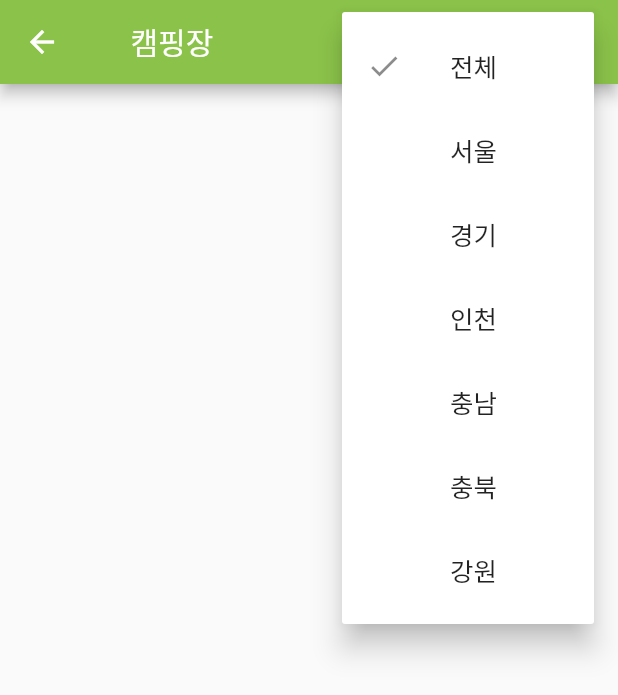
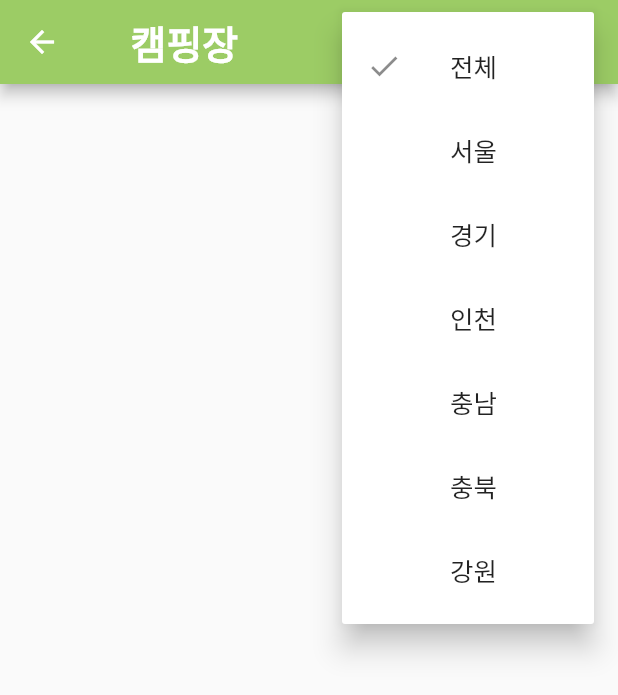
Before and after one commit to haze5959/CampingCrawler_WebServer, a Flutter app: the CampListPage screen opened directly, after a tap on the "accessibility" icon, on a phone screen of 412 x 824 dp. Shown: the top 695 px of the screen. Run offline on Flutter 3.47's test engine with Material 2 defaults, Android fonts, the phone set to English and light mode, and no system bars; our stand-ins replace get, shared_preferences, table_calendar, url_launcher_web; missing offline and left inert: shared_preferences_web; accounts and stored records are empty; network calls fail.

Commit message:
ㄴㄹㄴㄹㄴㄹㄴㄹ

```diff
--- a/flutter/good_place_camp/lib/Constants.dart
+++ b/flutter/good_place_camp/lib/Constants.dart
@@ -1,5 +1,6 @@
 // Model
 import 'package:good_place_camp/Model/CampArea.dart';
+import 'package:good_place_camp/Model/CampInfo.dart';
 
 const double MAX_WIDTH = 1000;
 const double CALENDER_WIDTH = 320;
@@ -9,23 +10,4 @@ const double MAIN_PADDING = 50;
 bool IS_PHONE_SIZE = false;
 List<CampArea> SELECTED_AREA = [];
 
-const CAMP_INFO = {
-  "camp_munsoo": {
-    "name": "문수골 힐링캠핑장 D-2 존",
-    "desc":
-        "바로 앞에 큰 저수지가 보이는 아름다운 뷰",
-    "addr": "경기 김포시 월곶면 문수산로 104-107",
-    "area": CampArea.gyeonggi,
-    "homepage_url": "https://munsugolcamping.com/",
-    "reservation_url": "https://forcamper.co.kr/campgrounds/1758"
-  },
-  "camp_tree": {
-    "name": "트리캠핑장 B & C 존",
-    "desc": "높은 곳에서 바다가 훤히 보이는 뷰",
-    "addr": "인천 옹진군 영흥면 선재리 산13",
-    "area": CampArea.inchoen,
-    "homepage_url": "http://www.treecamping.net/",
-    "reservation_url":
-        "https://www.ddnayo.com/RsvSys/Calendar.aspx?id_hotel=1997"
-  },
-};
+Map<String, CampInfo> CAMP_INFO = {};
--- a/flutter/good_place_camp/lib/Controller/HomeContoller.dart
+++ b/flutter/good_place_camp/lib/Controller/HomeContoller.dart
@@ -1,5 +1,6 @@
 import 'package:flutter/material.dart';
 import 'package:get/get.dart';
+import 'package:good_place_camp/Model/CampInfo.dart';
 import 'package:table_calendar/table_calendar.dart';
 import 'package:good_place_camp/Constants.dart';
 
@@ -20,8 +21,7 @@ class HomeController extends GetxController {
   List<SiteInfo> siteInfoList = <SiteInfo>[];
   Map<DateTime, List<SiteInfo>> events = Map<DateTime, List<SiteInfo>>();
 
-  Map<String, Map<String, Object>> accpetedCampInfo =
-      Map<String, Map<String, Object>>();
+  Map<String, CampInfo> accpetedCampInfo = Map<String, CampInfo>();
 
   RxList<Post> postList = RxList<Post>.empty();
 
@@ -34,6 +34,8 @@ class HomeController extends GetxController {
 
   DateTime selectedDay = DateTime.now();
 
+  RxBool isLoading = true.obs;
+
   BuildContext context;
 
   @override
@@ -44,6 +46,14 @@ class HomeController extends GetxController {
 
   void initData() async {
     SELECTED_AREA = await getCampAreaData();
+    final result = await repo.getAllSiteJson();
+    if (result.hasError) {
+      showOneBtnAlert(result.statusText, "재시도", reload);
+      return;
+    }
+
+    CAMP_INFO = result.body;
+
     reload();
 
     final testItem = [0, 1, 2, 3, 4, 5, 6, 7, 8, 9]
@@ -57,7 +67,8 @@ class HomeController extends GetxController {
   }
 
   void reload() async {
-    var result = await repo.getSiteInfo(SELECTED_AREA);
+    isLoading.value = true;
+    final result = await repo.getSiteInfo(SELECTED_AREA);
     if (result.hasError) {
       showOneBtnAlert(result.statusText, "재시도", reload);
       return;
@@ -70,6 +81,8 @@ class HomeController extends GetxController {
     updateAccpetedCampInfo();
 
     update();
+
+    isLoading.value = false;
   }
 
   void updateEvents(List<SiteInfo> infoList) {
@@ -91,12 +104,12 @@ class HomeController extends GetxController {
 
   void updateAccpetedCampInfo() {
     if (SELECTED_AREA.isEmpty) {
-      accpetedCampInfo = Map.from(CAMP_INFO);
+      accpetedCampInfo = CAMP_INFO;
     } else {
       accpetedCampInfo.clear();
       for (final key in CAMP_INFO.keys) {
         final info = CAMP_INFO[key];
-        if (SELECTED_AREA.contains(info["area"])) {
+        if (SELECTED_AREA.contains(info.area)) {
           accpetedCampInfo[key] = info;
         }
       }
@@ -123,8 +136,10 @@ class HomeController extends GetxController {
   }
 
   void showOneBtnAlert(String msg, String btnText, Function() confirmAction) {
-    showDialog(context: context, builder: (BuildContext context) {  return
-    AlertDialog(
+    showDialog(
+        context: context,
+        builder: (BuildContext context) {
+          return AlertDialog(
             content: Text(
               msg,
             ),
@@ -135,7 +150,9 @@ class HomeController extends GetxController {
                   confirmAction();
                   Navigator.of(context).pop();
                 },
-  )],);
+              )
+            ],
+          );
         });
   }
 }
--- /dev/null
+++ b/flutter/good_place_camp/lib/Model/CampInfo.dart
@@ -0,0 +1,38 @@
+import 'package:good_place_camp/Model/CampArea.dart';
+
+class CampInfo {
+  final String name;
+  final String desc;
+  final String addr;
+  final CampArea area;
+  final String homepageUrl;
+  final String reservationUrl;
+
+  CampInfo(
+    this.name,
+    this.desc,
+    this.addr,
+    this.area,
+    this.homepageUrl,
+    this.reservationUrl,
+  );
+
+  CampInfo.fromJson(Map<String, String> json)
+      : name = json['name'],
+        desc = json['desc'],
+        addr = json['addr'],
+        area = fromString(json['area']),
+        homepageUrl = json['homepage_url'],
+        reservationUrl = json['reservation_url'];
+
+  static Map<String, CampInfo> fromJsonArr(jsonStr) {
+    var campInfoMap = Map<String, CampInfo>();
+    final maps = Map<String, dynamic>.from(jsonStr);
+    for (final key in maps.keys) {
+      final json = Map<String, String>.from(maps[key]);
+      campInfoMap[key] = CampInfo.fromJson(json);
+    }
+
+    return campInfoMap;
+  }
+}
--- a/flutter/good_place_camp/lib/Repository/SiteRepository.dart
+++ b/flutter/good_place_camp/lib/Repository/SiteRepository.dart
@@ -3,6 +3,7 @@ import 'package:get/get.dart';
 // Model
 import 'package:good_place_camp/Model/SiteInfo.dart';
 import 'package:good_place_camp/Model/CampArea.dart';
+import 'package:good_place_camp/Model/CampInfo.dart';
 
 class SiteRepository extends GetConnect {
   @override
@@ -25,4 +26,7 @@ class SiteRepository extends GetConnect {
 
     return get(url);
   }
+
+  Future<Response<Map<String, CampInfo>>> getAllSiteJson() =>
+      get('/info', contentType: "application/json", decoder: CampInfo.fromJsonArr);
 }
--- a/flutter/good_place_camp/lib/Widget/Cards/SimpleCampCardItem.dart
+++ b/flutter/good_place_camp/lib/Widget/Cards/SimpleCampCardItem.dart
@@ -75,7 +75,7 @@ class SimpleCampCardItem extends StatelessWidget {
                       borderRadius: BorderRadius.all(Radius.circular(5))),
                   padding: const EdgeInsets.all(5.0),
                   child: Text(
-                    "${CAMP_INFO[siteName]["name"]}",
+                    "${CAMP_INFO[siteName].name}",
                     style: titleStyle,
                   ),
                 ),
@@ -94,11 +94,11 @@ class SimpleCampCardItem extends StatelessWidget {
             crossAxisAlignment: CrossAxisAlignment.start,
             children: [
               Text(
-                "${CAMP_INFO[siteName]["desc"]}",
+                "${CAMP_INFO[siteName].desc}",
                 style: descriptionStyle,
                 maxLines: 2,
               ),
-              Text("${CAMP_INFO[siteName]["addr"]}", style: addrStyle)
+              Text("${CAMP_INFO[siteName].addr}", style: addrStyle)
             ],
           ),
         ),
--- a/flutter/good_place_camp/lib/Widget/Cards/TappableCampCardItem.dart
+++ b/flutter/good_place_camp/lib/Widget/Cards/TappableCampCardItem.dart
@@ -78,7 +78,7 @@ class TappableCampCardItem extends StatelessWidget {
                         borderRadius: BorderRadius.all(Radius.circular(5))),
                     padding: const EdgeInsets.all(5.0),
                     child: Text(
-                      "${CAMP_INFO[siteInfo.site]["name"]}",
+                      "${CAMP_INFO[siteInfo.site].name}",
                       style: titleStyle,
                     ),
                   ),
@@ -104,8 +104,8 @@ class TappableCampCardItem extends StatelessWidget {
                         style: addrStyle,
                       ),
                     ),
-                Text("${CAMP_INFO[siteInfo.site]["desc"]}", maxLines: 2),
-                Text("${CAMP_INFO[siteInfo.site]["addr"]}", style: addrStyle)
+                Text("${CAMP_INFO[siteInfo.site].desc}", maxLines: 2),
+                Text("${CAMP_INFO[siteInfo.site].addr}", style: addrStyle)
               ],
             ),
           ),
--- a/flutter/good_place_camp/lib/Widget/GPCAppBar.dart
+++ b/flutter/good_place_camp/lib/Widget/GPCAppBar.dart
@@ -15,13 +15,13 @@ class GPCAppBar extends AppBar {
   GPCAppBar({this.pageName, this.showFilter})
       : super(
             centerTitle: true,
-            backgroundColor: Colors.lightGreen.shade500,
+            backgroundColor: Colors.lightGreen.shade400,
             title: Container(
                 alignment: Alignment.center,
                 padding: const EdgeInsets.fromLTRB(15, 0, 0, 0),
                 constraints: BoxConstraints(maxWidth: MAX_WIDTH),
                 child: Row(children: <Widget>[
-                  Text(pageName),
+                  Text(pageName, style: TextStyle(fontWeight: FontWeight.bold, fontSize: 26),),
                   Spacer(),
                   if (showFilter)
                     PopupMenuButton<CampArea>(
--- a/flutter/good_place_camp/lib/Widget/Pages/CampDetailPage.dart
+++ b/flutter/good_place_camp/lib/Widget/Pages/CampDetailPage.dart
@@ -18,7 +18,7 @@ class CampDetailPage extends StatelessWidget {
 
     return Scaffold(
       appBar: AppBar(
-        title: Text(infoJson["name"]),
+        title: Text(infoJson.name),
         actions: [
           Obx(() => IconButton(
                 icon: c.isFavorite.value
@@ -38,7 +38,7 @@ class CampDetailPage extends StatelessWidget {
             ElevatedButton(
               child: Text("홈페이지"),
               onPressed: () {
-                c.launchURL("homepage_url");
+                c.launchHomepageURL();
               },
             ),
             const SizedBox(height: 12),
@@ -46,7 +46,7 @@ class CampDetailPage extends StatelessWidget {
               icon: const Icon(Icons.add, size: 18),
               label: Text("예약 사이트"),
               onPressed: () {
-                c.launchURL("reservation_url");
+                c.launchReservationURL();
               },
             ),
           ],
```
Also changed, not shown: flutter/good_place_camp/lib/Controller/CampDetailContoller.dart (+11 -2 lines), flutter/good_place_camp/lib/Widget/Pages/HomePage.dart (+7 -4 lines), flutter/good_place_camp/lib/Widget/Sheets/BottomSheetContent.dart (+16 -17 lines), 3 other files. Lines whose indentation alone changed are shown as unchanged.
